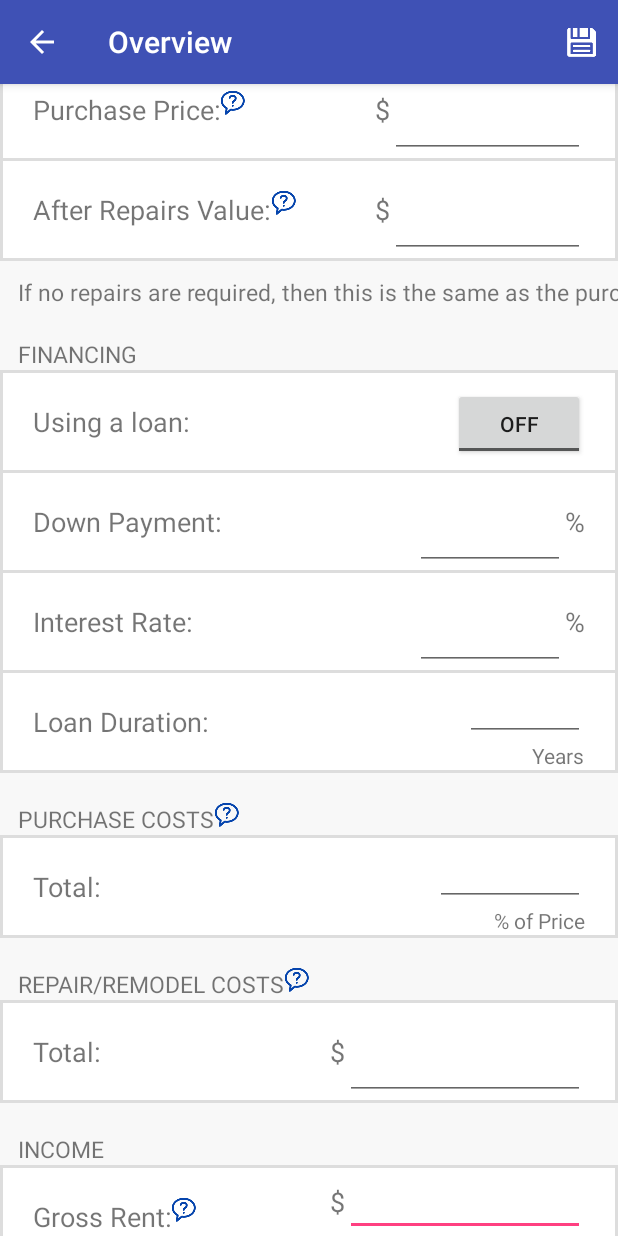
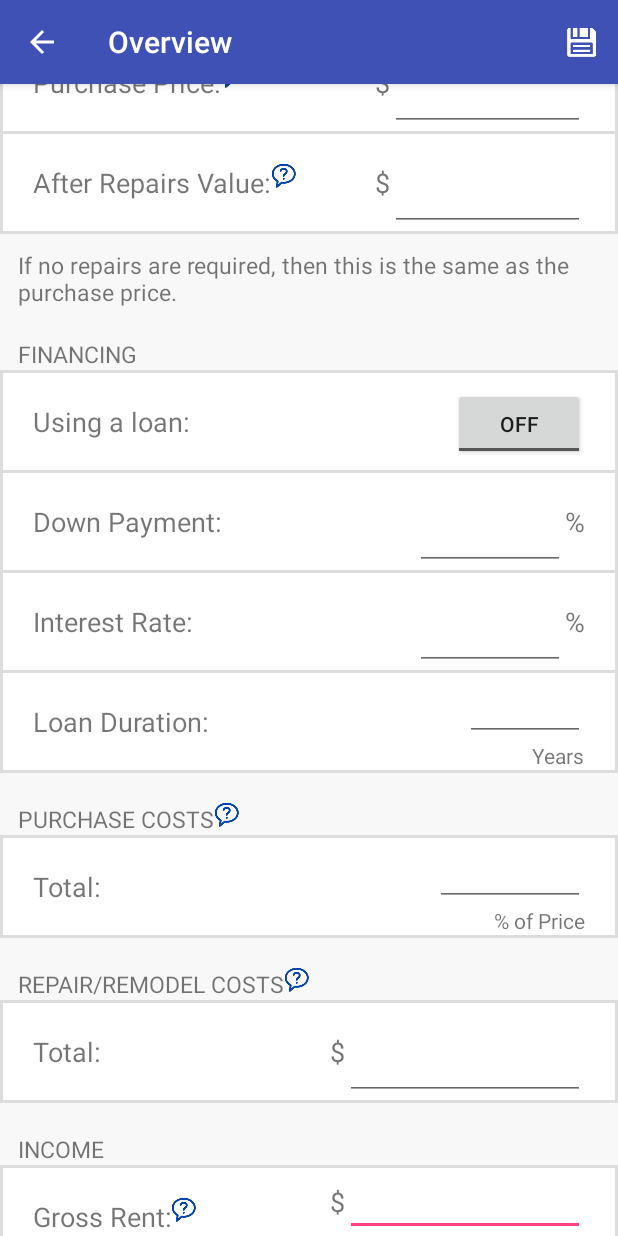
Before and after one commit to brarcher/rental-calc, an Android app: the PropertyWorksheetActivity screen opened directly, with no data from a screen before it, on a phone screen of 412 x 824 dp. Run offline under Robolectric (Android 15) with nearby library versions, the phone set to English and light mode, and no system bars; 1 statement that could not run was skipped.

Commit message:
Let helper text for repair value wrap
Without this change the helper text under the After Repairs Value
entry runs off of the screen if the screen is too narrow.

```diff
--- a/app/src/main/res/layout/property_worksheet_layout.xml
+++ b/app/src/main/res/layout/property_worksheet_layout.xml
@@ -31,7 +31,7 @@
             <TableLayout xmlns:android="http://schemas.android.com/apk/res/android"
                          android:layout_width="fill_parent"
                          android:layout_height="wrap_content"
-                         android:stretchColumns="1"
+                         android:shrinkColumns="1"
                          android:background="@color/inputContrastBackground">
 
                 <!-- Purchase Price -->
```
